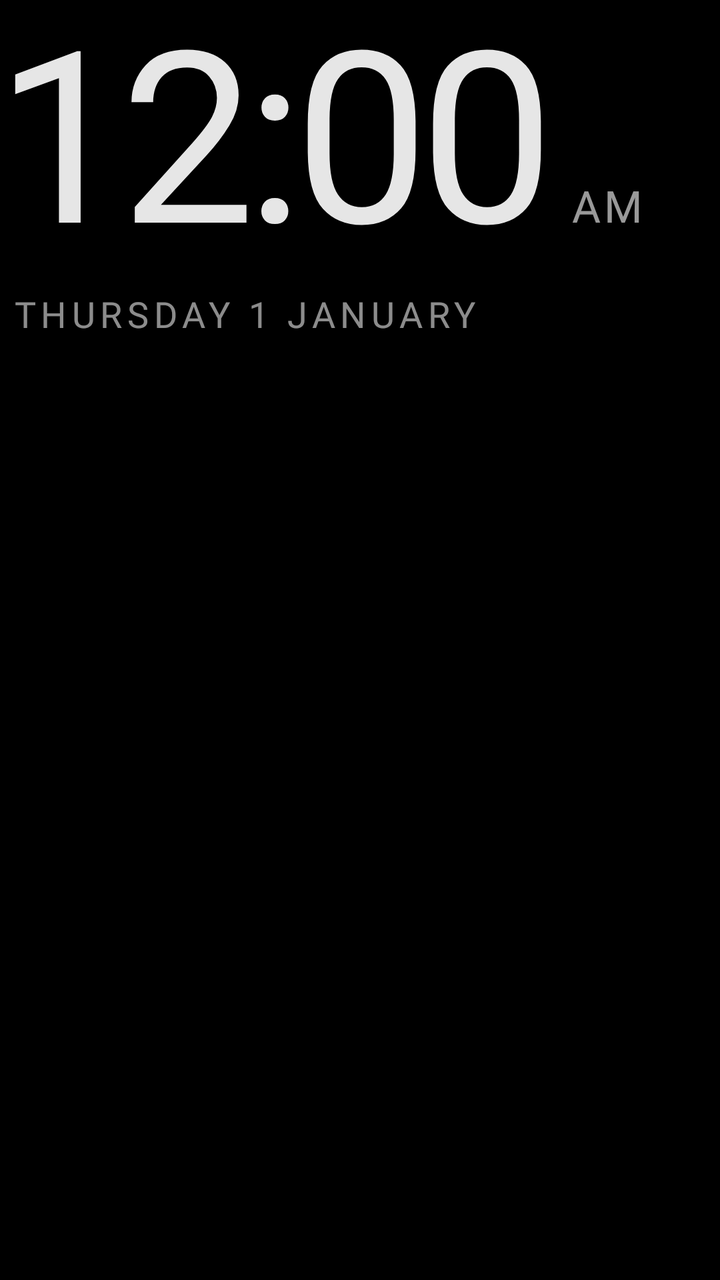
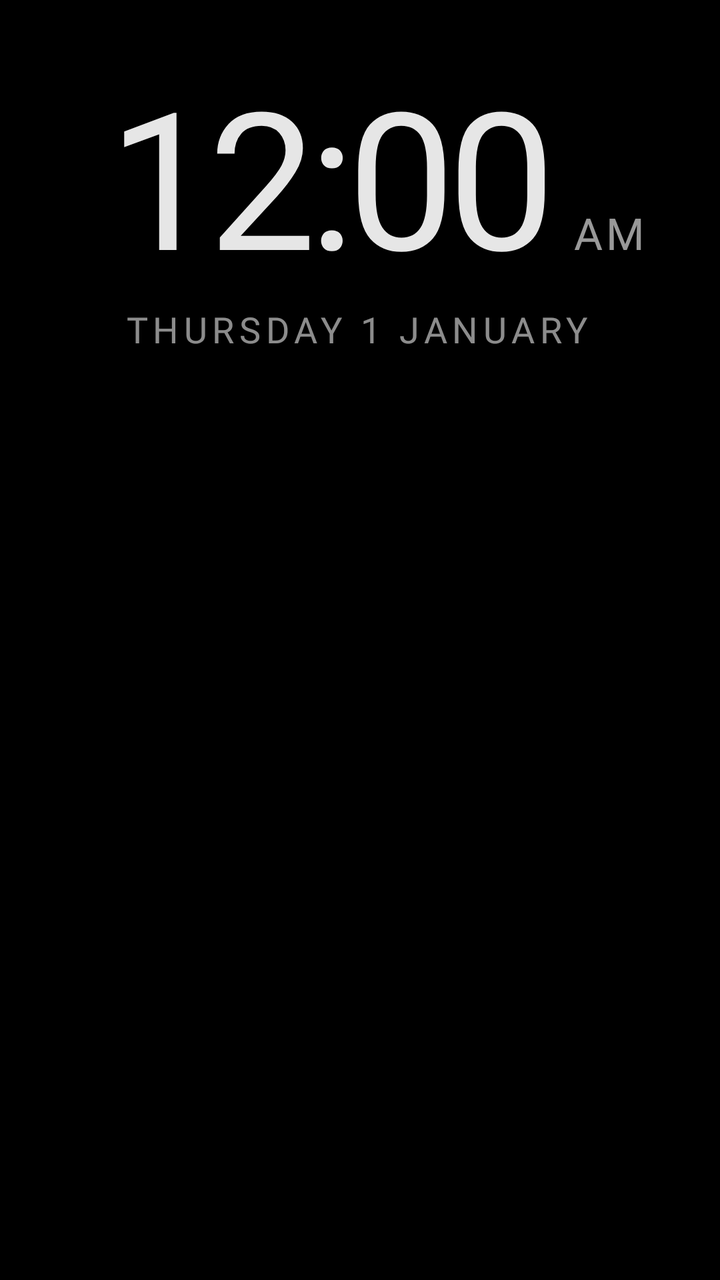

Screens rendered from an Android XML layout before and after an edit, with the pre-edit source and the edit as a unified diff.
<!-- AndroidManifest.xml: application theme Theme.TvHome -->
<!-- res/layout/dream_clock.xml -->
<?xml version="1.0" encoding="utf-8"?>
<FrameLayout xmlns:android="http://schemas.android.com/apk/res/android"
    android:layout_width="match_parent"
    android:layout_height="match_parent"
    android:background="#FF000000">

    <View
        android:id="@+id/dreamAmbient"
        android:layout_width="match_parent"
        android:layout_height="match_parent" />

    <LinearLayout
        android:id="@+id/dreamContent"
        android:layout_width="wrap_content"
        android:layout_height="wrap_content"
        android:orientation="vertical">

        <LinearLayout
            android:layout_width="wrap_content"
            android:layout_height="wrap_content"
            android:orientation="horizontal"
            android:baselineAligned="true">

            <TextClock
                android:layout_width="wrap_content"
                android:layout_height="wrap_content"
                android:format12Hour="h:mm"
                android:format24Hour="HH:mm"
                android:textColor="#E6FFFFFF"
                android:textSize="120sp"
                android:fontFamily="@font/outfit_extralight"
                android:letterSpacing="-0.04"
                android:includeFontPadding="false" />

            <TextClock
                android:layout_width="wrap_content"
                android:layout_height="wrap_content"
                android:layout_marginStart="10dp"
                android:format12Hour="a"
                android:format24Hour=""
                android:textColor="#99FFFFFF"
                android:textSize="22sp"
                android:fontFamily="@font/outfit_medium"
                android:letterSpacing="0.08"
                android:textAllCaps="true" />
        </LinearLayout>

        <TextClock
            android:layout_width="wrap_content"
            android:layout_height="wrap_content"
            android:layout_marginStart="6dp"
            android:layout_marginTop="4dp"
            android:format12Hour="@string/date_format"
            android:format24Hour="@string/date_format"
            android:textColor="#8CFFFFFF"
            android:textSize="18sp"
            android:fontFamily="@font/outfit_regular"
            android:letterSpacing="0.14"
            android:textAllCaps="true" />
    </LinearLayout>
</FrameLayout>
<!-- resources referenced by this layout -->
<resources>
  <string name="date_format">EEEE  d MMMM</string>
  <style name="Theme.TvHome" parent="android:Theme.Material.NoActionBar.Fullscreen">
          <item name="android:windowBackground">@android:color/black</item>
          <item name="android:colorBackground">@android:color/black</item>
          <item name="android:windowAnimationStyle">@null</item>
      </style>
</resources>

<!-- the commit's change to res/layout/dream_clock.xml (unified diff, before → after) -->
@@ -9,10 +9,20 @@
         android:layout_width="match_parent"
         android:layout_height="match_parent" />
 
+    <View
+        android:id="@+id/dreamShade"
+        android:layout_width="match_parent"
+        android:layout_height="match_parent"
+        android:importantForAccessibility="no"
+        android:visibility="gone" />
+
     <LinearLayout
         android:id="@+id/dreamContent"
         android:layout_width="wrap_content"
         android:layout_height="wrap_content"
+        android:layout_gravity="top|start"
+        android:layout_marginStart="56dp"
+        android:layout_marginTop="36dp"
         android:orientation="vertical">
 
         <LinearLayout
@@ -22,17 +32,19 @@
             android:baselineAligned="true">
 
             <TextClock
+                android:id="@+id/dreamTime"
                 android:layout_width="wrap_content"
                 android:layout_height="wrap_content"
                 android:format12Hour="h:mm"
                 android:format24Hour="HH:mm"
                 android:textColor="#E6FFFFFF"
-                android:textSize="120sp"
+                android:textSize="96sp"
                 android:fontFamily="@font/outfit_extralight"
                 android:letterSpacing="-0.04"
                 android:includeFontPadding="false" />
 
             <TextClock
+                android:id="@+id/dreamAmPm"
                 android:layout_width="wrap_content"
                 android:layout_height="wrap_content"
                 android:layout_marginStart="10dp"
@@ -46,6 +58,7 @@
         </LinearLayout>
 
         <TextClock
+            android:id="@+id/dreamDate"
             android:layout_width="wrap_content"
             android:layout_height="wrap_content"
             android:layout_marginStart="6dp"
@@ -57,5 +70,43 @@
             android:fontFamily="@font/outfit_regular"
             android:letterSpacing="0.14"
             android:textAllCaps="true" />
+
+        <TextView
+            android:id="@+id/dreamWeather"
+            android:layout_width="wrap_content"
+            android:layout_height="wrap_content"
+            android:layout_marginStart="6dp"
+            android:layout_marginTop="12dp"
+            android:drawablePadding="8dp"
+            android:singleLine="true"
+            android:textColor="#E6FFFFFF"
+            android:textSize="18sp"
+            android:fontFamily="@font/outfit_regular"
+            android:visibility="gone" />
+
+        <LinearLayout
+            android:id="@+id/dreamWidgets"
+            android:layout_width="wrap_content"
+            android:layout_height="wrap_content"
+            android:layout_marginTop="16dp"
+            android:orientation="horizontal"
+            android:gravity="top"
+            android:visibility="gone">
+
+            <com.gathin.tvhome.MonthCardView
+                android:id="@+id/dreamMonthCard"
+                android:layout_width="210dp"
+                android:layout_height="178dp"
+                android:focusable="false"
+                android:clickable="false" />
+
+            <com.gathin.tvhome.YearCardView
+                android:id="@+id/dreamYearCard"
+                android:layout_width="210dp"
+                android:layout_height="98dp"
+                android:layout_marginStart="12dp"
+                android:focusable="false"
+                android:clickable="false" />
+        </LinearLayout>
     </LinearLayout>
 </FrameLayout>
